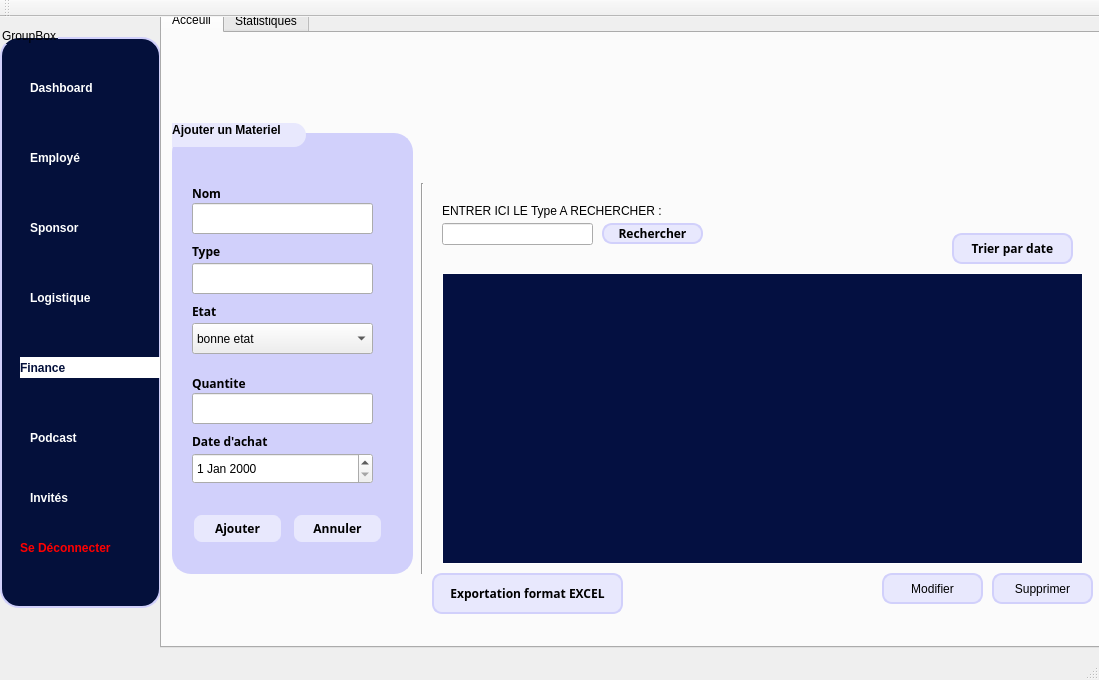
Before: the Qt Designer form mainwindow.ui in esprit2A4Projet/2a4-smart-tv-channel, drawn with Qt 5.
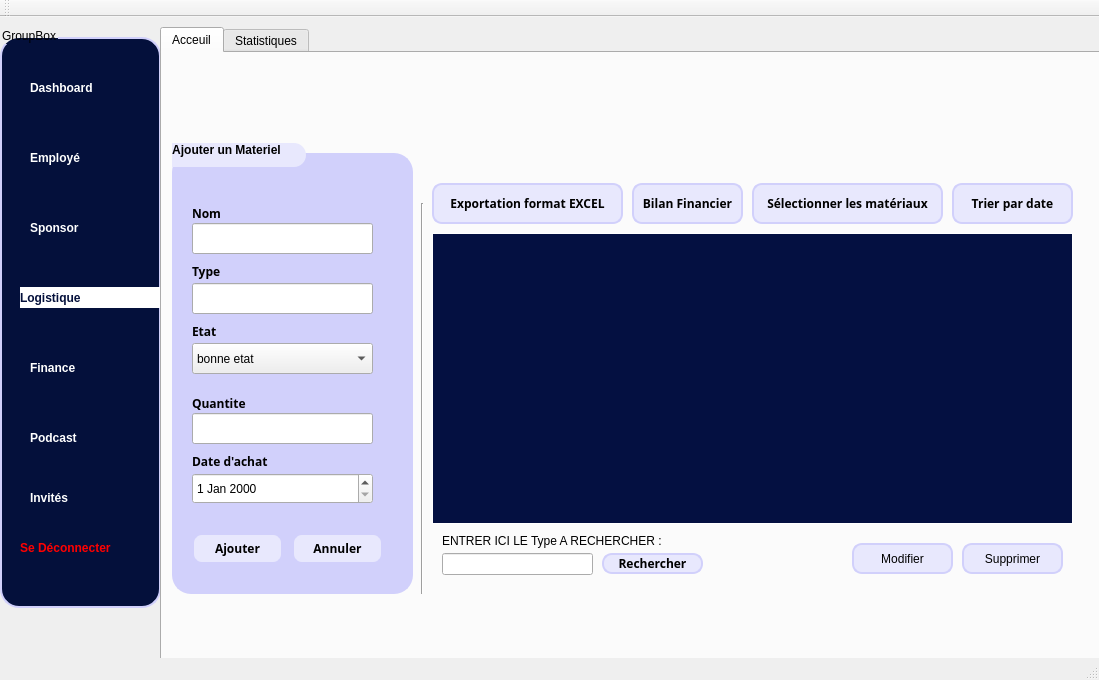
After: the same form once the commit is applied. Icons and pictures are not drawn.

What changed in the file:
```diff
--- a/mainwindow.ui
+++ b/mainwindow.ui
@@ -104,7 +104,7 @@
      <property name="geometry">
       <rect>
        <x>30</x>
-       <y>260</y>
+       <y>330</y>
        <width>91</width>
        <height>21</height>
       </rect>
@@ -117,7 +117,7 @@
 }</string>
      </property>
      <property name="text">
-      <string>Logistique</string>
+      <string>Finance</string>
      </property>
     </widget>
     <widget class="QLabel" name="label_invites">
@@ -164,7 +164,7 @@
      <property name="geometry">
       <rect>
        <x>20</x>
-       <y>330</y>
+       <y>260</y>
        <width>151</width>
        <height>21</height>
       </rect>
@@ -182,7 +182,7 @@
 }</string>
      </property>
      <property name="text">
-      <string>Finance</string>
+      <string>Logistique</string>
      </property>
     </widget>
     <widget class="QLabel" name="label_13">
@@ -210,7 +210,7 @@
     <property name="geometry">
      <rect>
       <x>160</x>
-      <y>-10</y>
+      <y>10</y>
       <width>951</width>
       <height>641</height>
      </rect>
@@ -597,7 +597,7 @@
       <property name="geometry">
        <rect>
         <x>270</x>
-        <y>540</y>
+        <y>130</y>
         <width>191</width>
         <height>41</height>
        </rect>
@@ -647,7 +647,7 @@
       <property name="geometry">
        <rect>
         <x>280</x>
-        <y>190</y>
+        <y>500</y>
         <width>151</width>
         <height>22</height>
        </rect>
@@ -657,9 +657,9 @@
       <property name="geometry">
        <rect>
         <x>790</x>
-        <y>200</y>
+        <y>130</y>
         <width>121</width>
-        <height>31</height>
+        <height>41</height>
        </rect>
       </property>
       <property name="font">
@@ -693,8 +693,8 @@
      <widget class="QTableWidget" name="tableWidgetM">
       <property name="geometry">
        <rect>
-        <x>280</x>
-        <y>240</y>
+        <x>270</x>
+        <y>180</y>
         <width>641</width>
         <height>291</height>
        </rect>
@@ -743,8 +743,8 @@
      <widget class="QPushButton" name="pushButton_ModificationMateriaux">
       <property name="geometry">
        <rect>
-        <x>720</x>
-        <y>540</y>
+        <x>690</x>
+        <y>490</y>
         <width>101</width>
         <height>31</height>
        </rect>
@@ -773,8 +773,8 @@
      <widget class="QPushButton" name="pushButton_SuppressionMateriaux">
       <property name="geometry">
        <rect>
-        <x>830</x>
-        <y>540</y>
+        <x>800</x>
+        <y>490</y>
         <width>101</width>
         <height>31</height>
        </rect>
@@ -804,7 +804,7 @@
       <property name="geometry">
        <rect>
         <x>280</x>
-        <y>170</y>
+        <y>480</y>
         <width>241</width>
         <height>16</height>
        </rect>
@@ -816,8 +816,8 @@
      <widget class="QLabel" name="label_7">
       <property name="geometry">
        <rect>
-        <x>280</x>
-        <y>210</y>
+        <x>270</x>
+        <y>480</y>
         <width>371</width>
         <height>31</height>
        </rect>
@@ -852,7 +852,7 @@
       <property name="geometry">
        <rect>
         <x>400</x>
-        <y>190</y>
+        <y>560</y>
         <width>41</width>
         <height>21</height>
        </rect>
@@ -881,7 +881,7 @@
       <property name="geometry">
        <rect>
         <x>440</x>
-        <y>190</y>
+        <y>500</y>
         <width>101</width>
         <height>21</height>
        </rect>
@@ -914,6 +914,80 @@
        <string>Rechercher</string>
       </property>
      </widget>
+     <widget class="QPushButton" name="pushButton_selectMaterialsForPodcast">
+      <property name="geometry">
+       <rect>
+        <x>590</x>
+        <y>130</y>
+        <width>191</width>
+        <height>41</height>
+       </rect>
+      </property>
+      <property name="font">
+       <font>
+        <family>Space Grotesk</family>
+        <weight>75</weight>
+        <bold>true</bold>
+       </font>
+      </property>
+      <property name="styleSheet">
+       <string notr="true">QLabel {
+    font-family: &quot;Space Grotesk&quot;;
+}
+/* Push Button Styling */
+QPushButton {
+    background-color: #E8E8FD; /* Set the background color for the push button */
+    border: 2px solid #D1D0FB; /* Set the border color */
+    border-radius: 10px; /* Adjust the radius for the rounded corners */
+    color: #000000; /* Set the text color */
+    font-family: &quot;Space Grotesk&quot;;
+
+}
+
+
+</string>
+      </property>
+      <property name="text">
+       <string>Sélectionner les matériaux</string>
+      </property>
+     </widget>
+     <widget class="QPushButton" name="pushButton_calculerBilan">
+      <property name="geometry">
+       <rect>
+        <x>470</x>
+        <y>130</y>
+        <width>111</width>
+        <height>41</height>
+       </rect>
+      </property>
+      <property name="font">
+       <font>
+        <family>Space Grotesk</family>
+        <weight>75</weight>
+        <bold>true</bold>
+       </font>
+      </property>
+      <property name="styleSheet">
+       <string notr="true">QLabel {
+    font-family: &quot;Space Grotesk&quot;;
+}
+/* Push Button Styling */
+QPushButton {
+    background-color: #E8E8FD; /* Set the background color for the push button */
+    border: 2px solid #D1D0FB; /* Set the border color */
+    border-radius: 10px; /* Adjust the radius for the rounded corners */
+    color: #000000; /* Set the text color */
+    font-family: &quot;Space Grotesk&quot;;
+
+}
+
+
+</string>
+      </property>
+      <property name="text">
+       <string>Bilan Financier</string>
+      </property>
+     </widget>
      <zorder>label_logo</zorder>
      <zorder>groupBox_AjoutMateriaux</zorder>
      <zorder>label_illustration</zorder>
```
Left out of the diff: 2 changed lines with no effect on the pictures.
